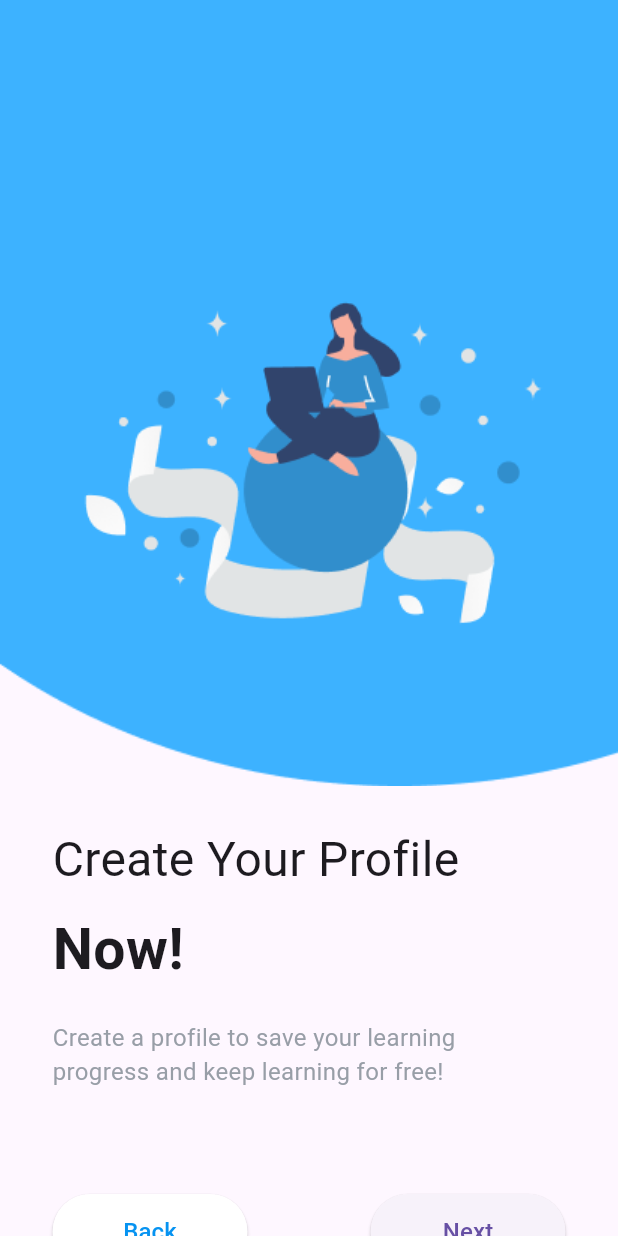
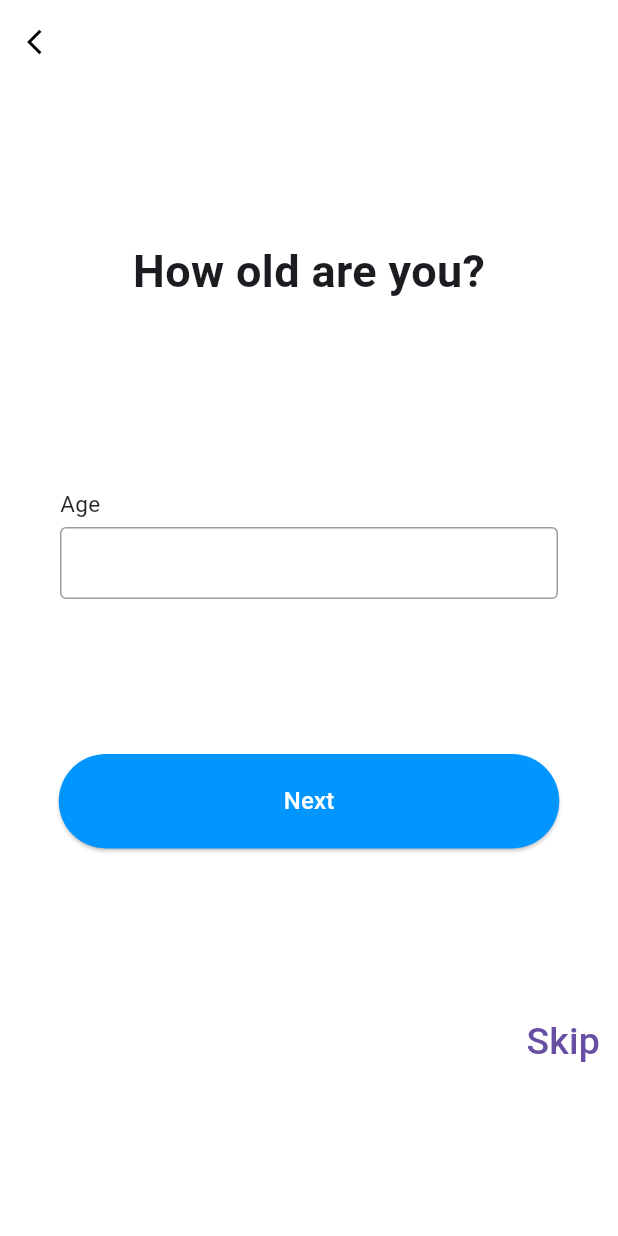
Before and after one commit to GuenHiep/Bahasaku, a Flutter app: the Register screen opened directly, after a tap on "Next", on a phone screen of 412 x 824 dp. Run offline on Flutter 3.47's test engine with Material 3 defaults, Android fonts, the light colour scheme and no system bars; our stand-ins replace flutter_svg, validators.

Commit message:
After add Thuy code

```diff
--- a/lib/Components/Register.dart
+++ b/lib/Components/Register.dart
@@ -1,4 +1,5 @@
 import 'package:bahasaku/Components/LoginPage.dart';
+import 'package:bahasaku/Components/age.dart';
 import 'package:flutter/material.dart';
 import 'package:bahasaku/Components/Splash.dart';
 
@@ -115,7 +116,10 @@ class _RegisterState extends State<Register> {
                           width: 130,
                           height: 50,
                           child: ElevatedButton(
-                            onPressed: () {},
+                            onPressed: () {
+                              Navigator.push(context,
+                                  MaterialPageRoute(builder: (cpntext) => Age()));
+                            },
                             child: Text("Next",
                                 style: TextStyle(
                                     fontSize: 16, fontWeight: FontWeight.w500)),
--- /dev/null
+++ b/lib/Components/age.dart
@@ -0,0 +1,128 @@
+import 'package:flutter/material.dart';
+import 'package:bahasaku/Components/name.dart';
+
+class Age extends StatelessWidget {
+  @override
+  Widget build(BuildContext context) {
+    return Scaffold(
+      resizeToAvoidBottomInset: false,
+      backgroundColor: Colors.white,
+      appBar: AppBar(
+        elevation: 0,
+        backgroundColor: Colors.white,
+        leading: IconButton(
+          onPressed: () {
+            Navigator.pop(context);
+          },
+          icon: Icon(
+            Icons.arrow_back_ios,
+            size: 20,
+            color: Colors.black,
+          ),
+        ),
+      ),
+      body: Container(
+        height: MediaQuery.of(context).size.height,
+        width: double.infinity,
+        child: Column(
+          mainAxisAlignment: MainAxisAlignment.spaceBetween,
+          children: <Widget>[
+            Expanded(
+                child: Column(
+              mainAxisAlignment: MainAxisAlignment.spaceEvenly,
+              children: <Widget>[
+                Column(
+                  children: <Widget>[
+                    Text(
+                      "How old are you?",
+                      style:
+                          TextStyle(fontSize: 30, fontWeight: FontWeight.bold),
+                    ),
+                    SizedBox(
+                      height: 20,
+                    ),
+                  ],
+                ),
+                Padding(
+                  padding: EdgeInsets.symmetric(horizontal: 40),
+                  child: Column(
+                    children: <Widget>[
+                      inputFile(label: "Age"),
+                    ],
+                  ),
+                ),
+                Container(
+                  child: ElevatedButton(
+                    onPressed: () {
+                      Navigator.push(context,
+                          MaterialPageRoute(builder: (cpntext) => Name()));
+                    },
+                    child: Text(
+                      "Next",
+                      style: TextStyle(
+                          color: Colors.white,
+                          fontSize: 16,
+                          fontWeight: FontWeight.w500),
+                    ),
+                    style: ButtonStyle(
+                      backgroundColor:
+                          MaterialStatePropertyAll(Color(0xff0095FF)),
+                      shape: MaterialStateProperty.all<RoundedRectangleBorder>(
+                          RoundedRectangleBorder(
+                              borderRadius: BorderRadius.circular(50))),
+                      padding: MaterialStateProperty.all(EdgeInsets.fromLTRB(150, 20, 150, 20 )),
+                    ),
+                  ),
+                ),
+                Row(
+                  mainAxisAlignment: MainAxisAlignment.end,
+                  children: <Widget>[
+                    TextButton(onPressed: () {
+                      Navigator.push(context,
+                          MaterialPageRoute(builder: (cpntext) => Name()));
+                    }, child: Text(
+                        "Skip",
+                      style: TextStyle(
+                        fontSize: 25
+                      ),
+                    )
+                    )
+                  ],
+                ),
+              ],
+            ))
+          ],
+        ),
+      ),
+    );
+  }
+}
+
+// we will be creating a widget for text field
+Widget inputFile({label, obscureText = false}) {
+  return Column(
+    crossAxisAlignment: CrossAxisAlignment.start,
+    children: <Widget>[
+      Text(
+        label,
+        style: TextStyle(
+            fontSize: 15, fontWeight: FontWeight.w400, color: Colors.black87),
+      ),
+      SizedBox(
+        height: 5,
+      ),
+      TextField(
+        obscureText: obscureText,
+        decoration: InputDecoration(
+          contentPadding: EdgeInsets.symmetric(vertical: 0, horizontal: 10),
+          enabledBorder: OutlineInputBorder(
+            borderSide: BorderSide(color: Colors.grey),
+          ),
+          border:
+              OutlineInputBorder(borderSide: BorderSide(color: Colors.grey)),
+        ),
+        // SizedBox(height: 10,)
+      ),
+    ],
+  );
+}
--- a/lib/main.dart
+++ b/lib/main.dart
@@ -1,6 +1,7 @@
 import 'package:bahasaku/Components/LoginPage.dart';
 import 'package:bahasaku/Components/Register.dart';
 import 'package:bahasaku/Components/Splash.dart';
+import 'package:bahasaku/Components/age.dart';
 import 'package:flutter/material.dart';
 
 void main() {
```
Also changed, not shown: lib/Components/email.dart (added, +119 -0 lines), lib/Components/name.dart (added, +120 -0 lines), lib/Components/password.dart (added, +170 -0 lines).
